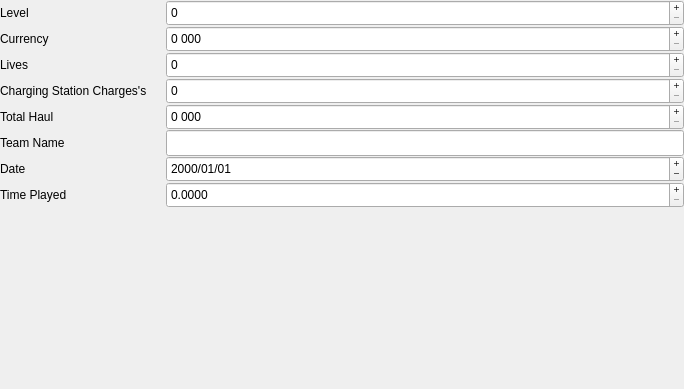
This is worldwidget.ui in XZSt4nce/repo-save-editor as Qt 5 draws it before an edit. The edited form follows.
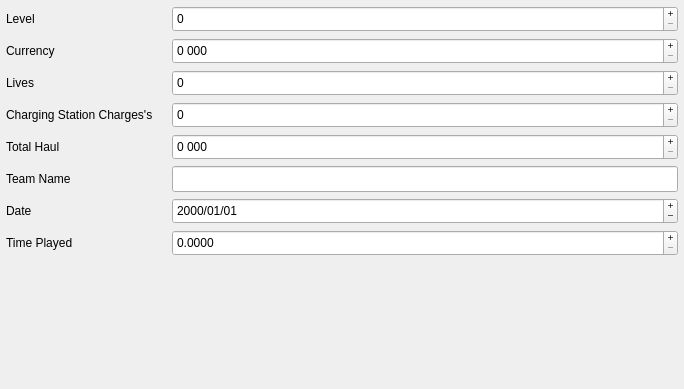
This is the edited form. The open tabs and pages were chosen to show the change.

```diff
--- a/worldwidget.ui
+++ b/worldwidget.ui
@@ -72,20 +72,32 @@
      <widget class="QWidget" name="page_2">
       <layout class="QVBoxLayout" name="verticalLayout_2">
        <property name="leftMargin">
-        <number>0</number>
+        <number>6</number>
        </property>
        <property name="topMargin">
-        <number>0</number>
+        <number>6</number>
        </property>
        <property name="rightMargin">
-        <number>0</number>
+        <number>6</number>
        </property>
        <property name="bottomMargin">
-        <number>10</number>
+        <number>6</number>
        </property>
        <item>
         <layout class="QVBoxLayout" name="worldLayout">
          <property name="spacing">
+          <number>6</number>
+         </property>
+         <property name="leftMargin">
+          <number>0</number>
+         </property>
+         <property name="topMargin">
+          <number>0</number>
+         </property>
+         <property name="rightMargin">
+          <number>0</number>
+         </property>
+         <property name="bottomMargin">
           <number>0</number>
          </property>
          <item>
```
Left out of the diff: 2 changed lines with no effect on the pictures.
